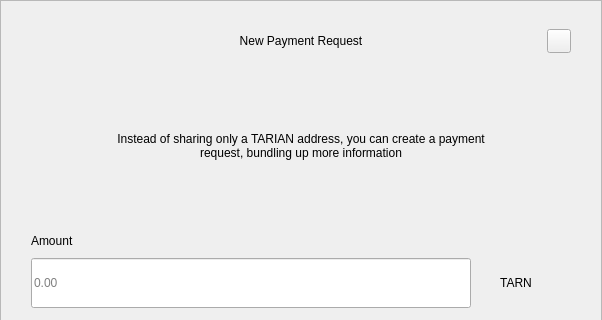
The window that src/qt/tarian/forms/requestdialog.ui (Tarian-Foundation/Tarian) describes before a commit, drawn with Qt 5; both pictures show x 0 to 602 and y 0 to 320 of the 602 by 607 pixel window.
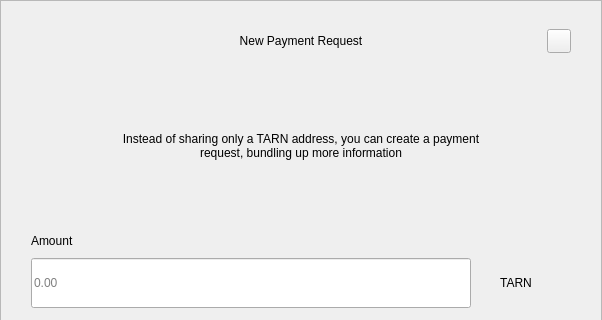
The same window after the commit.

```diff
--- a/src/qt/tarian/forms/requestdialog.ui
+++ b/src/qt/tarian/forms/requestdialog.ui
@@ -210,7 +210,7 @@
              </size>
             </property>
             <property name="text">
-             <string>Instead of sharing only a TARIAN address, you can create a payment request, bundling up more information</string>
+             <string>Instead of sharing only a TARN address, you can create a payment request, bundling up more information</string>
             </property>
             <property name="alignment">
              <set>Qt::AlignCenter</set>
```
